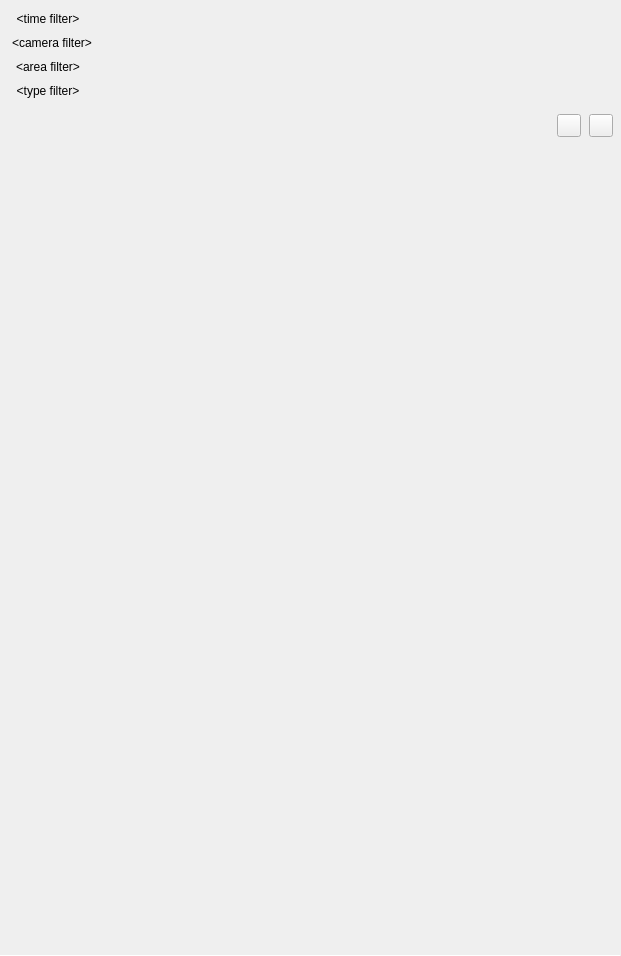
networkoptix/nx_open, file client/nx_client_desktop/src/nx/client/desktop/event_search/widgets/unified_search_widget.ui: the form before one commit.
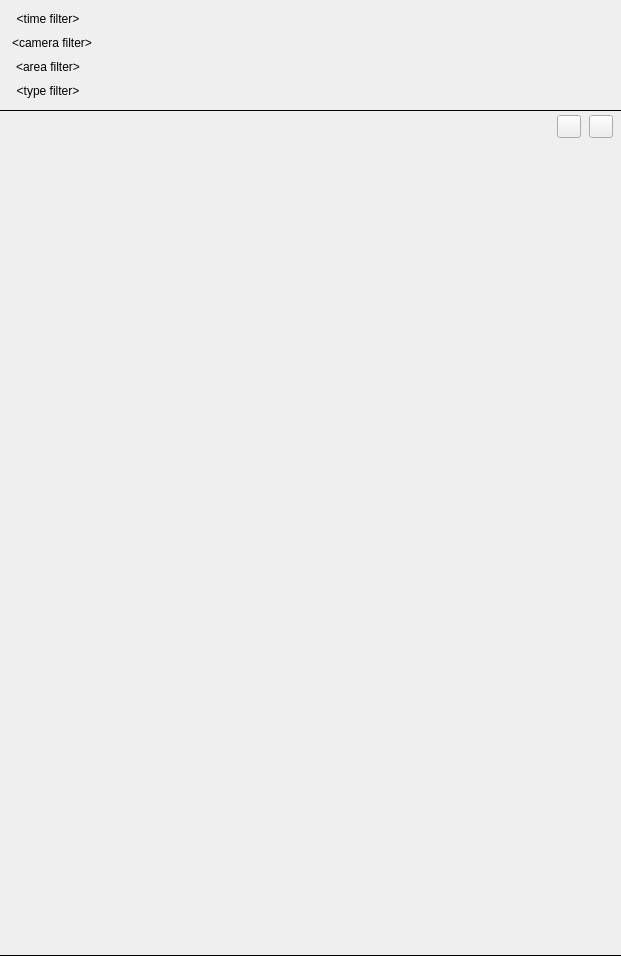
The form after the commit. Custom widgets are drawn as their Qt base class.

Commit message:
VMS-8685: Fixed filter border; removed search icon
<==== Mercurial data ====>
Branch: vms

Diff of the .ui file:
```diff
--- a/client/nx_client_desktop/src/nx/client/desktop/event_search/widgets/unified_search_widget.ui
+++ b/client/nx_client_desktop/src/nx/client/desktop/event_search/widgets/unified_search_widget.ui
@@ -111,6 +111,28 @@
         </layout>
        </widget>
       </item>
+      <item>
+       <widget class="Line" name="filterLine">
+        <property name="minimumSize">
+         <size>
+          <width>0</width>
+          <height>1</height>
+         </size>
+        </property>
+        <property name="maximumSize">
+         <size>
+          <width>16777215</width>
+          <height>1</height>
+         </size>
+        </property>
+        <property name="frameShadow">
+         <enum>QFrame::Plain</enum>
+        </property>
+        <property name="orientation">
+         <enum>Qt::Horizontal</enum>
+        </property>
+       </widget>
+      </item>
      </layout>
     </widget>
    </item>
@@ -315,6 +337,9 @@
        <height>1</height>
       </size>
      </property>
+     <property name="frameShadow">
+      <enum>QFrame::Plain</enum>
+     </property>
      <property name="orientation">
       <enum>Qt::Horizontal</enum>
      </property>
```
The commit also changes 3 other files.
